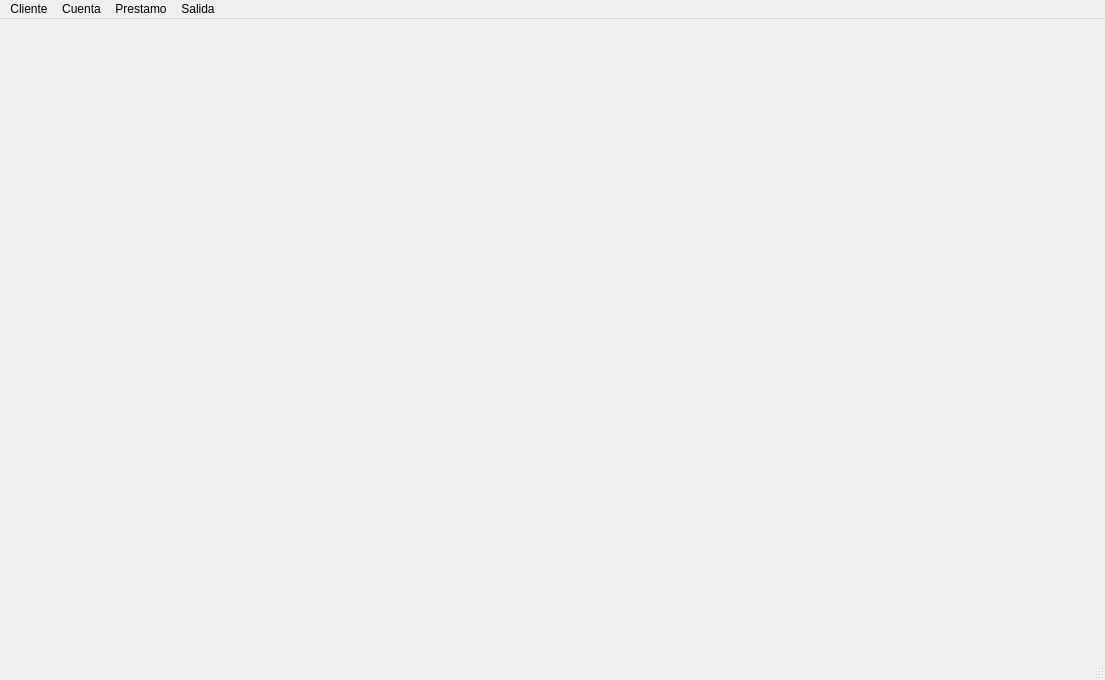
Above: POO/Bankito/capa_vista/ventanaPpal.ui from astorniolo/ESOA2024 before the change. Below: the same form after it.
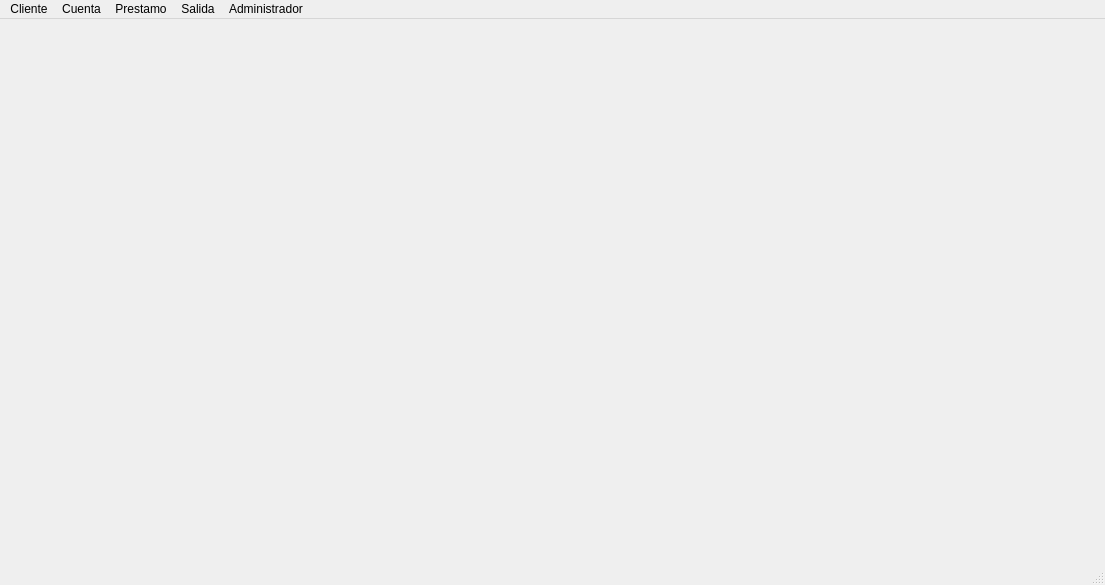
That is the form after the change. Icons and pictures are not drawn.

```diff
--- a/POO/Bankito/capa_vista/ventanaPpal.ui
+++ b/POO/Bankito/capa_vista/ventanaPpal.ui
@@ -7,7 +7,7 @@
     <x>0</x>
     <y>0</y>
     <width>1105</width>
-    <height>680</height>
+    <height>585</height>
    </rect>
   </property>
   <property name="windowTitle">
@@ -62,10 +62,16 @@
     </property>
     <addaction name="actionSALIR"/>
    </widget>
+   <widget class="QMenu" name="menu">
+    <property name="title">
+     <string>Administrador</string>
+    </property>
+   </widget>
    <addaction name="menuCliente"/>
    <addaction name="menuCuenta"/>
    <addaction name="menuPrestamo"/>
    <addaction name="menuSalida"/>
+   <addaction name="menu"/>
   </widget>
   <widget class="QStatusBar" name="statusbar"/>
   <action name="actionNuevo_Cliente">
```
Left out of the diff: 7 changed lines with no effect on the pictures.
